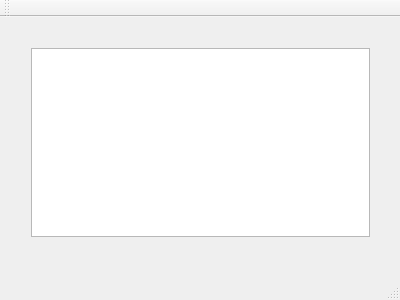
Before: the Qt Designer form mainwindow.ui in eholmgre/QTFractal, drawn with Qt 5.
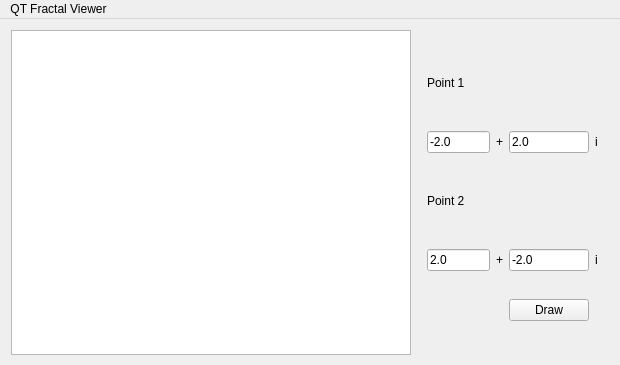
After: the same form once the commit is applied.

Commit message: switched out custom 'matrix' class for boost multi array still getting segfault/sigabort when drawing scenes after inital draw

Patch:
```diff
--- a/mainwindow.ui
+++ b/mainwindow.ui
@@ -6,65 +6,204 @@
    <rect>
     <x>0</x>
     <y>0</y>
-    <width>400</width>
-    <height>300</height>
+    <width>620</width>
+    <height>365</height>
    </rect>
   </property>
+  <property name="minimumSize">
+   <size>
+    <width>620</width>
+    <height>365</height>
+   </size>
+  </property>
   <property name="windowTitle">
    <string>MainWindow</string>
   </property>
   <widget class="QWidget" name="centralWidget">
-   <widget class="QWidget" name="gridLayoutWidget">
-    <property name="geometry">
-     <rect>
-      <x>20</x>
-      <y>20</y>
-      <width>361</width>
-      <height>211</height>
-     </rect>
-    </property>
-    <layout class="QGridLayout" name="gridLayout">
-     <item row="0" column="0">
-      <widget class="QGraphicsView" name="graphicsView">
-       <property name="enabled">
-        <bool>true</bool>
-       </property>
-       <property name="cursor" stdset="0">
-        <cursorShape>CrossCursor</cursorShape>
-       </property>
-       <property name="verticalScrollBarPolicy">
-        <enum>Qt::ScrollBarAlwaysOff</enum>
-       </property>
-       <property name="horizontalScrollBarPolicy">
-        <enum>Qt::ScrollBarAlwaysOff</enum>
-       </property>
-      </widget>
-     </item>
-     <item row="0" column="1">
-      <layout class="QVBoxLayout" name="verticalLayout"/>
-     </item>
-    </layout>
-   </widget>
+   <property name="minimumSize">
+    <size>
+     <width>400</width>
+     <height>250</height>
+    </size>
+   </property>
+   <layout class="QHBoxLayout" name="horizontalLayout">
+    <item>
+     <widget class="QGraphicsView" name="fractal_graphics">
+      <property name="sizePolicy">
+       <sizepolicy hsizetype="MinimumExpanding" vsizetype="MinimumExpanding">
+        <horstretch>0</horstretch>
+        <verstretch>0</verstretch>
+       </sizepolicy>
+      </property>
+      <property name="minimumSize">
+       <size>
+        <width>400</width>
+        <height>325</height>
+       </size>
+      </property>
+      <property name="cursor" stdset="0">
+       <cursorShape>CrossCursor</cursorShape>
+      </property>
+      <property name="mouseTracking">
+       <bool>false</bool>
+      </property>
+      <property name="acceptDrops">
+       <bool>false</bool>
+      </property>
+      <property name="verticalScrollBarPolicy">
+       <enum>Qt::ScrollBarAlwaysOff</enum>
+      </property>
+      <property name="horizontalScrollBarPolicy">
+       <enum>Qt::ScrollBarAlwaysOff</enum>
+      </property>
+      <property name="interactive">
+       <bool>true</bool>
+      </property>
+     </widget>
+    </item>
+    <item>
+     <widget class="QFrame" name="gridFrame">
+      <property name="minimumSize">
+       <size>
+        <width>193</width>
+        <height>0</height>
+       </size>
+      </property>
+      <property name="maximumSize">
+       <size>
+        <width>381</width>
+        <height>16777215</height>
+       </size>
+      </property>
+      <layout class="QGridLayout" name="gridLayout_2">
+       <item row="0" column="0">
+        <widget class="QLabel" name="point1_label">
+         <property name="sizePolicy">
+          <sizepolicy hsizetype="Preferred" vsizetype="Fixed">
+           <horstretch>0</horstretch>
+           <verstretch>0</verstretch>
+          </sizepolicy>
+         </property>
+         <property name="minimumSize">
+          <size>
+           <width>0</width>
+           <height>0</height>
+          </size>
+         </property>
+         <property name="maximumSize">
+          <size>
+           <width>16777215</width>
+           <height>40</height>
+          </size>
+         </property>
+         <property name="text">
+          <string>Point 1</string>
+         </property>
+        </widget>
+       </item>
+       <item row="3" column="0">
+        <widget class="QLabel" name="point2_label">
+         <property name="sizePolicy">
+          <sizepolicy hsizetype="Preferred" vsizetype="Fixed">
+           <horstretch>0</horstretch>
+           <verstretch>0</verstretch>
+          </sizepolicy>
+         </property>
+         <property name="maximumSize">
+          <size>
+           <width>16777215</width>
+           <height>40</height>
+          </size>
+         </property>
+         <property name="text">
+          <string>Point 2</string>
+         </property>
+        </widget>
+       </item>
+       <item row="5" column="2">
+        <widget class="QPushButton" name="draw_button">
+         <property name="text">
+          <string>Draw</string>
+         </property>
+        </widget>
+       </item>
+       <item row="4" column="1">
+        <widget class="QLabel" name="point2_deco1_label">
+         <property name="text">
+          <string>+</string>
+         </property>
+        </widget>
+       </item>
+       <item row="2" column="3">
+        <widget class="QLabel" name="point1_deco2_label">
+         <property name="text">
+          <string>i</string>
+         </property>
+        </widget>
+       </item>
+       <item row="4" column="3">
+        <widget class="QLabel" name="point2_deco2_label">
+         <property name="text">
+          <string>i</string>
+         </property>
+        </widget>
+       </item>
+       <item row="2" column="1">
+        <widget class="QLabel" name="point1_deco1_label">
+         <property name="text">
+          <string>+</string>
+         </property>
+        </widget>
+       </item>
+       <item row="2" column="0">
+        <widget class="QLineEdit" name="point1_real_edit">
+         <property name="text">
+          <string>-2.0</string>
+         </property>
+        </widget>
+       </item>
+       <item row="2" column="2">
+        <widget class="QLineEdit" name="point1_imag_edit">
+         <property name="text">
+          <string>2.0</string>
+         </property>
+        </widget>
+       </item>
+       <item row="4" column="0">
+        <widget class="QLineEdit" name="point2_real_edit">
+         <property name="text">
+          <string>2.0</string>
+         </property>
+        </widget>
+       </item>
+       <item row="4" column="2">
+        <widget class="QLineEdit" name="point2_imag_edit">
+         <property name="text">
+          <string>-2.0</string>
+         </property>
+        </widget>
+       </item>
+      </layout>
+     </widget>
+    </item>
+   </layout>
   </widget>
   <widget class="QMenuBar" name="menuBar">
    <property name="geometry">
     <rect>
      <x>0</x>
      <y>0</y>
-     <width>400</width>
+     <width>620</width>
      <height>20</height>
     </rect>
    </property>
+   <widget class="QMenu" name="menuQT_Fractal_Viewer">
+    <property name="title">
+     <string>QT Fractal Viewer</string>
+    </property>
+   </widget>
+   <addaction name="menuQT_Fractal_Viewer"/>
   </widget>
-  <widget class="QToolBar" name="mainToolBar">
-   <attribute name="toolBarArea">
-    <enum>TopToolBarArea</enum>
-   </attribute>
-   <attribute name="toolBarBreak">
-    <bool>false</bool>
-   </attribute>
-  </widget>
-  <widget class="QStatusBar" name="statusBar"/>
  </widget>
  <layoutdefault spacing="6" margin="11"/>
  <resources/>
```
The commit also changes 7 other files.
